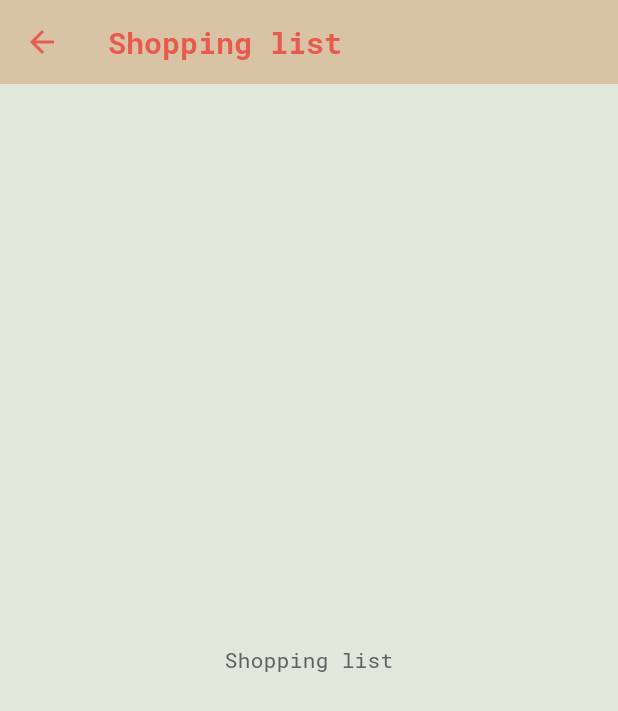
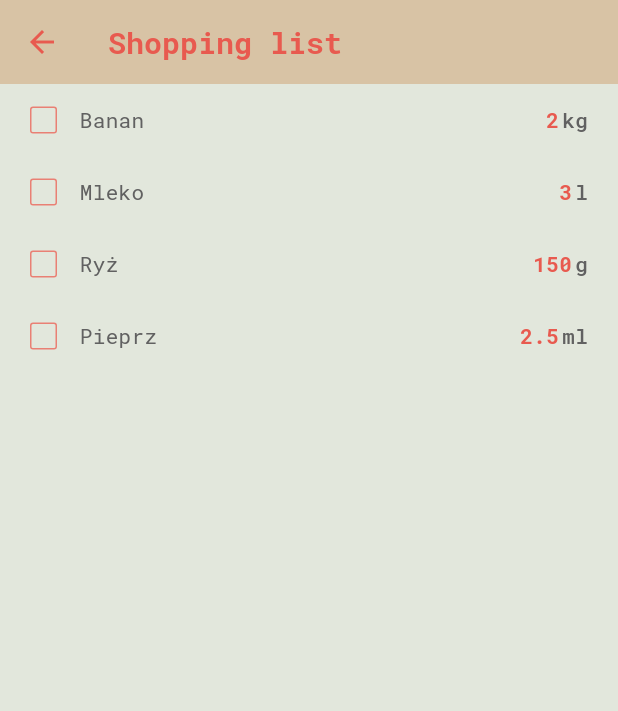
Before and after one commit to tobiasz1997/Foodie, a Flutter app: the ShoppingListPage screen opened by its route, on a phone screen of 412 x 824 dp. Shown: the top 711 px of the screen. Run offline on Flutter 3.47's test engine with Material 3 defaults, Android fonts, the phone set to English and light mode, and no system bars; our stand-ins replace font_awesome_flutter, shared_preferences; accounts and stored records are empty; generated files the repository leaves out were written again.

Commit message:
Feat: created simple shopping list

```diff
--- a/lib/bootstrap/bootstrap.dart
+++ b/lib/bootstrap/bootstrap.dart
@@ -1,4 +1,5 @@
 import 'package:flutter/material.dart';
+import 'package:flutter_gen/gen_l10n/app_localizations.dart';
 import 'package:flutter_localizations/flutter_localizations.dart';
 import 'package:foodie/bootstrap/theme/colors/light_theme.dart';
 import 'package:foodie/bootstrap/theme/theme.dart';
@@ -6,7 +7,8 @@ import 'package:foodie/common/routes/routes.dart';
 import 'package:foodie/l10n/l10n.dart';
 import 'package:foodie/providers/locale.provider.dart';
 import 'package:provider/provider.dart';
-import 'package:flutter_gen/gen_l10n/app_localizations.dart';
+
+import '../providers/shopping_list.provider.dart';
 
 class Bootstrap extends StatelessWidget {
   const Bootstrap({super.key});
@@ -14,8 +16,11 @@ class Bootstrap extends StatelessWidget {
   @override
   Widget build(BuildContext context) {
     return MultiProvider(providers: [
-      ChangeNotifierProvider<ThemeChanger>.value(value: ThemeChanger(LightTheme.lightTheme)),
+      ChangeNotifierProvider<ThemeChanger>.value(
+        value: ThemeChanger(LightTheme.lightTheme),
+      ),
       ChangeNotifierProvider.value(value: LocaleProvider()),
+      ChangeNotifierProvider.value(value: ShoppingListProvider()),
     ], child: const BootstrapApp());
   }
 }
--- a/lib/bootstrap/theme/colors/dark_theme.dart
+++ b/lib/bootstrap/theme/colors/dark_theme.dart
@@ -63,6 +63,8 @@ class DarkTheme {
         fontWeight: FontWeight.w400,
         fontSize: 14,
         color: Color.fromRGBO(197, 198, 199, 1.0),
+        decorationColor: Color.fromRGBO(102, 252, 241, 1.0),
+        decorationThickness: 2.5,
       ),
       bodySmall: TextStyle(
         fontFamily: 'RobotoMono',
@@ -110,6 +112,9 @@ class DarkTheme {
   static const DividerThemeData _dividerThemeData =
       DividerThemeData(color: Color.fromRGBO(11, 12, 16, 1.0));
 
+  static const CheckboxThemeData _checkboxThemeData = CheckboxThemeData(
+      side: BorderSide(color: Color.fromRGBO(69, 162, 158, 1.0)));
+
   static final ThemeData darkTheme = ThemeData(
     brightness: Brightness.dark,
     iconTheme: _iconTheme,
@@ -119,6 +124,7 @@ class DarkTheme {
     dialogTheme: _dialogThemeData,
     listTileTheme: _listTileThemeData,
     dividerTheme: _dividerThemeData,
+    checkboxTheme: _checkboxThemeData,
     floatingActionButtonTheme: _floatingActionButtonThemeData,
     dialogBackgroundColor: const Color.fromRGBO(31, 40, 51, 1.0),
     scaffoldBackgroundColor: const Color.fromRGBO(31, 40, 51, 1.0),
--- a/lib/bootstrap/theme/colors/light_theme.dart
+++ b/lib/bootstrap/theme/colors/light_theme.dart
@@ -62,6 +62,8 @@ class LightTheme {
         fontWeight: FontWeight.w400,
         fontSize: 14,
         color: Color.fromRGBO(97, 97, 97, 1.0),
+        decorationColor: Color.fromRGBO(232, 90, 79, 1.0),
+        decorationThickness: 2.5,
       ),
       bodySmall: TextStyle(
         fontFamily: 'RobotoMono',
@@ -109,6 +111,9 @@ class LightTheme {
   static const DividerThemeData _dividerThemeData =
       DividerThemeData(color: Color.fromRGBO(216, 195, 165, 1.0));
 
+  static const CheckboxThemeData _checkboxThemeData = CheckboxThemeData(
+      side: BorderSide(color: Color.fromRGBO(233, 128, 116, 1.0)));
+
   static final ThemeData lightTheme = ThemeData(
     brightness: Brightness.light,
     iconTheme: _iconTheme,
@@ -118,6 +123,7 @@ class LightTheme {
     dialogTheme: _dialogThemeData,
     listTileTheme: _listTileThemeData,
     dividerTheme: _dividerThemeData,
+    checkboxTheme: _checkboxThemeData,
     floatingActionButtonTheme: _floatingActionButtonThemeData,
     dialogBackgroundColor: const Color.fromRGBO(226, 231, 220, 1.0),
     scaffoldBackgroundColor: const Color.fromRGBO(226, 231, 220, 1.0),
--- /dev/null
+++ b/lib/common/models/ingredient.dart
@@ -0,0 +1,63 @@
+import 'dart:convert';
+
+import 'package:foodie/common/models/product.dart';
+
+Ingredient ingredientFromMap(String str) =>
+    Ingredient.fromMap(json.decode(str));
+
+String ingredientToMap(Ingredient data) => json.encode(data.toMap());
+
+class Ingredient {
+  int id;
+  Product product;
+  String? description;
+  KitchenMeasurement measurement;
+  double value;
+  bool active;
+
+  Ingredient({
+    required this.id,
+    required this.product,
+    this.description,
+    required this.measurement,
+    required this.value,
+    required this.active,
+  });
+
+  factory Ingredient.fromMap(Map<String, dynamic> json) => Ingredient(
+        id: json["id"],
+        product: Product.fromMap(json["name"]),
+        description: json["description"],
+        measurement: KitchenMeasurement.values.firstWhere(
+          (e) => e.toString().split('.').last == json['measurement'],
+          orElse: () =>
+              KitchenMeasurement.unit, // Domyślnie 'unit', jeśli nie pasuje
+        ),
+        value: json["value"],
+        active: json["active"],
+      );
+
+  Map<String, dynamic> toMap() => {
+        "id": id,
+        "product": product.toMap(),
+        "description": description,
+        "measurement": measurement.toString().split('.').last,
+        "value": value,
+        "active": active,
+      };
+}
+
+enum KitchenMeasurement {
+  teaspoon, // Łyżeczka (~5 ml) - tsp
+  tablespoon, // Łyżka stołowa (~15 ml) tbsp
+  glass, // Szklanka (~250 ml)
+  mug, // Filiżanka (~150 ml)
+  liter, // Litr (1000 ml) - l
+  millilitre, // - ml
+  gram, // Gram (g) - g
+  kilogram, // Kilogram (kg) - kg
+  pinch, // Szczypta
+  handful, // Garść
+  drop, // Kropla
+  unit // Sztuka
+}
--- /dev/null
+++ b/lib/common/models/ingredients_mock.dart
@@ -0,0 +1,239 @@
+import 'package:foodie/common/models/ingredient.dart';
+import 'package:foodie/common/models/product.dart';
+
+final List<Ingredient> ingredientMock = [
+  Ingredient(
+      id: 1,
+      product:
+          productsMock.singleWhere((element) => element.name.pl == 'Banan'),
+      description: null,
+      measurement: KitchenMeasurement.kilogram,
+      value: 2,
+      active: false),
+  Ingredient(
+      id: 2,
+      product:
+          productsMock.singleWhere((element) => element.name.pl == 'Mleko'),
+      description: null,
+      measurement: KitchenMeasurement.liter,
+      value: 3,
+      active: false),
+  Ingredient(
+      id: 3,
+      product: productsMock.singleWhere((element) => element.name.pl == 'Ryż'),
+      description: null,
+      measurement: KitchenMeasurement.gram,
+      value: 150,
+      active: false),
+  Ingredient(
+      id: 4,
+      product:
+          productsMock.singleWhere((element) => element.name.pl == 'Pieprz'),
+      description: null,
+      measurement: KitchenMeasurement.millilitre,
+      value: 2.5,
+      active: false)
+];
+
+final List<Product> productsMock = [
+  Product(
+      id: 1,
+      name: Name(pl: 'Jabłko', en: 'Apple'),
+      category: IngredientsCategory.fruits),
+  Product(
+      id: 2,
+      name: Name(pl: 'Banan', en: 'Banana'),
+      category: IngredientsCategory.fruits),
+  Product(
+      id: 3,
+      name: Name(pl: 'Maliny', en: 'Raspberry'),
+      category: IngredientsCategory.fruits),
+  Product(
+      id: 4,
+      name: Name(pl: 'Kiwi', en: 'Kiwi Fruit'),
+      category: IngredientsCategory.fruits),
+  Product(
+      id: 5,
+      name: Name(pl: 'Poziomki', en: 'Wild Strawberry'),
+      category: IngredientsCategory.fruits),
+  Product(
+      id: 6,
+      name: Name(pl: 'Ogórek', en: 'Cucumber'),
+      category: IngredientsCategory.vegetables),
+  Product(
+      id: 7,
+      name: Name(pl: 'Papryka', en: 'Pepper'),
+      category: IngredientsCategory.vegetables),
+  Product(
+      id: 8,
+      name: Name(pl: 'Sałata', en: 'Lettuce'),
+      category: IngredientsCategory.vegetables),
+  Product(
+      id: 9,
+      name: Name(pl: 'Szczypiorek', en: 'Chives'),
+      category: IngredientsCategory.vegetables),
+  Product(
+      id: 10,
+      name: Name(pl: 'Marchewka', en: 'Carrot'),
+      category: IngredientsCategory.vegetables),
+  Product(
+      id: 11,
+      name: Name(pl: 'Orzechy włoskie', en: 'Walnut'),
+      category: IngredientsCategory.nuts),
+  Product(
+      id: 12,
+      name: Name(pl: 'Ryż', en: 'Rice'),
+      category: IngredientsCategory.dryProducts),
+  Product(
+      id: 13,
+      name: Name(pl: 'Makaron', en: 'Pasta'),
+      category: IngredientsCategory.dryProducts),
+  Product(
+      id: 14,
+      name: Name(pl: 'Mąka', en: 'Flour'),
+      category: IngredientsCategory.dryProducts),
+  Product(
+      id: 15,
+      name: Name(pl: 'Kasza', en: 'Kasha'),
+      category: IngredientsCategory.dryProducts),
+  Product(
+      id: 16,
+      name: Name(pl: 'Cukier', en: 'Sugar'),
+      category: IngredientsCategory.dryProducts),
+  Product(
+      id: 17,
+      name: Name(pl: 'Margaryna', en: 'Margarine'),
+      category: IngredientsCategory.dairy),
+  Product(
+      id: 18,
+      name: Name(pl: 'Jajko', en: 'Egg'),
+      category: IngredientsCategory.dairy),
+  Product(
+      id: 19,
+      name: Name(pl: 'Masło', en: 'Butter'),
+      category: IngredientsCategory.dairy),
+  Product(
+      id: 20,
+      name: Name(pl: 'Mleko', en: 'Milk'),
+      category: IngredientsCategory.dairy),
+  Product(
+      id: 21,
+      name: Name(pl: 'Ser', en: 'Cheese'),
+      category: IngredientsCategory.dairy),
+  Product(
+      id: 22,
+      name: Name(pl: 'Boczek', en: 'Bacon'),
+      category: IngredientsCategory.meat),
+  Product(
+      id: 23,
+      name: Name(pl: 'Kabanosy', en: 'Kabanos Sausage'),
+      category: IngredientsCategory.meat),
+  Product(
+      id: 24,
+      name: Name(pl: 'Kiełbasa', en: 'Sausage'),
+      category: IngredientsCategory.meat),
+  Product(
+      id: 25,
+      name: Name(pl: 'Mięso mielone wołowe', en: 'Minced Beef'),
+      category: IngredientsCategory.meat),
+  Product(
+      id: 26,
+      name: Name(pl: 'Wołowina', en: 'Beef'),
+      category: IngredientsCategory.meat),
+  Product(
+      id: 27,
+      name: Name(pl: 'Karp', en: 'Carp'),
+      category: IngredientsCategory.fishAndSeafood),
+  Product(
+      id: 28,
+      name: Name(pl: 'Łosoś', en: 'Salmon'),
+      category: IngredientsCategory.fishAndSeafood),
+  Product(
+      id: 29,
+      name: Name(pl: 'Tuńczyk', en: 'Tuna'),
+      category: IngredientsCategory.fishAndSeafood),
+  Product(
+      id: 30,
+      name: Name(pl: 'Sól', en: 'Salt'),
+      category: IngredientsCategory.herbsAndSpices),
+  Product(
+      id: 31,
+      name: Name(pl: 'Pieprz', en: 'Pepper'),
+      category: IngredientsCategory.herbsAndSpices),
+  Product(
+      id: 32,
+      name: Name(pl: 'Podgrzybek', en: 'Bolete Mushroom'),
+      category: IngredientsCategory.mushrooms),
+  Product(
+      id: 33,
+      name: Name(pl: 'Borowik', en: 'Bolete'),
+      category: IngredientsCategory.mushrooms),
+  Product(
+      id: 34,
+      name: Name(pl: 'Czekolada', en: 'Chocolate'),
+      category: IngredientsCategory.other),
+  Product(
+      id: 35,
+      name: Name(pl: 'Herbata', en: 'Tea'),
+      category: IngredientsCategory.other),
+  Product(
+      id: 36,
+      name: Name(pl: 'Miód', en: 'Honey'),
+      category: IngredientsCategory.other),
+  Product(
+      id: 37,
+      name: Name(pl: 'Ocet', en: 'Vinegar'),
+      category: IngredientsCategory.other),
+  Product(
+      id: 38,
+      name: Name(pl: 'Kawa', en: 'Coffee'),
+      category: IngredientsCategory.other),
+  Product(
+      id: 39,
+      name: Name(pl: 'Biszkopt', en: 'Sponge'),
+      category: IngredientsCategory.semiFinishedProducts),
+  Product(
+      id: 40,
+      name: Name(pl: 'Bulion', en: 'Stock'),
+      category: IngredientsCategory.semiFinishedProducts),
+  Product(
+      id: 41,
+      name: Name(pl: 'Kechup', en: 'Ketchup'),
+      category: IngredientsCategory.semiFinishedProducts),
+  Product(
+      id: 42,
+      name: Name(pl: 'Nutella', en: 'Nutella'),
+      category: IngredientsCategory.semiFinishedProducts),
+  Product(
+      id: 43,
+      name: Name(pl: 'Musztarda', en: 'Mustard'),
+      category: IngredientsCategory.semiFinishedProducts),
+  Product(
+      id: 44,
+      name: Name(pl: 'Piwo', en: 'Beer'),
+      category: IngredientsCategory.alcohol),
+  Product(
+      id: 45,
+      name: Name(pl: 'Wino', en: 'Wine'),
+      category: IngredientsCategory.alcohol),
+  Product(
+      id: 46,
+      name: Name(pl: 'Bułka', en: 'Roll'),
+      category: IngredientsCategory.bread),
+  Product(
+      id: 47,
+      name: Name(pl: 'Chleb', en: 'Bread'),
+      category: IngredientsCategory.bread),
+  Product(
+      id: 48,
+      name: Name(pl: 'Tortilla', en: 'Tortilla'),
+      category: IngredientsCategory.bread),
+  Product(
+      id: 49,
+      name: Name(pl: 'Białko', en: 'Protein'),
+      category: IngredientsCategory.nutrients),
+  Product(
+      id: 50,
+      name: Name(pl: 'Witamina C', en: 'Ascorbic Acid'),
+      category: IngredientsCategory.nutrients),
+];
--- /dev/null
+++ b/lib/common/models/product.dart
@@ -0,0 +1,70 @@
+import 'dart:convert';
+
+Product productFromMap(String str) => Product.fromMap(json.decode(str));
+
+String productToMap(Product data) => json.encode(data.toMap());
+
+class Product {
+  int id;
+  Name name;
+  IngredientsCategory category;
+
+  Product({
+    required this.id,
+    required this.name,
+    required this.category,
+  });
+
+  factory Product.fromMap(Map<String, dynamic> json) => Product(
+        id: json["id"],
+        name: Name.fromMap(json["name"]),
+        category: IngredientsCategory.values.firstWhere(
+          (e) => e.toString().split('.').last == json['category'],
+          orElse: () =>
+              IngredientsCategory.other, // Domyślnie 'Other', jeśli nie pasuje
+        ),
+      );
+
+  Map<String, dynamic> toMap() => {
+        "id": id,
+        "name": name.toMap(),
+        "category": category.toString().split('.').last,
+      };
+}
+
+class Name {
+  String pl;
+  String en;
+
+  Name({
+    required this.pl,
+    required this.en,
+  });
+
+  factory Name.fromMap(Map<String, dynamic> json) => Name(
+        pl: json["pl"],
+        en: json["en"],
+      );
+
+  Map<String, dynamic> toMap() => {
+        "pl": pl,
+        "en": en,
+      };
+}
+
+enum IngredientsCategory {
+  fruits,
+  vegetables,
+  nuts,
+  dryProducts,
+  dairy,
+  meat,
+  fishAndSeafood,
+  herbsAndSpices,
+  mushrooms,
+  other,
+  semiFinishedProducts,
+  alcohol,
+  bread,
+  nutrients,
+}
--- /dev/null
+++ b/lib/common/utils/utils.dart
@@ -0,0 +1,5 @@
+extension UtilsDouble on double {
+  String toFixedString() {
+    return this % 1 == 0 ? toInt().toString() : toString();
+  }
+}
--- a/lib/l10n/app_en.arb
+++ b/lib/l10n/app_en.arb
@@ -26,5 +26,32 @@
   "profile": "Profile",
   "@profile": {
     "description": "adj - profile"
+  },
+  "measurementTeaspoonLong": "teaspoon",
+  "measurementTeaspoonShort": "tsp",
+  "measurementTablespoonLong": "tablespoon",
+  "measurementTablespoonShort": "tbsp",
+  "measurementGlassLong": "glass",
+  "measurementGlassShort": "glass",
+  "measurementMugLong": "mug",
+  "measurementMugShort": "mug",
+  "measurementLiterLong": "liter",
+  "measurementLiterShort": "l",
+  "measurementMillilitreLong": "millilitre",
+  "measurementMillilitreShort": "ml",
+  "measurementGramLong": "gram",
+  "measurementGramShort": "g",
+  "measurementKilogramLong": "kilogram",
+  "measurementKilogramShort": "kg",
+  "measurementPinchLong": "pinch",
+  "measurementPinchShort": "pinch",
+  "measurementHandfulLong": "handful",
+  "measurementHandfulShort": "handful",
+  "measurementDropLong": "drop",
+  "measurementDropShort": "dp",
+  "measurementUnitLong": "unit",
+  "measurementUnitShort": "",
+  "@measurement": {
+    "description": "Group of measurements"
   }
 }
--- a/lib/l10n/app_pl.arb
+++ b/lib/l10n/app_pl.arb
@@ -5,5 +5,32 @@
   "polish": "polski",
   "aboutApp": "o aplikacji",
   "appDescription": "Aplikacja została stworzona w celu nauki języka flutter i Dart. Autorem jest Grzegorz Tobiasz. Czuj sie wolno aby napisać do mnie. Zachęcam do sprawdzenia moich pozostałych prac oraz zrobienia code review. Wszytkie uwagi będą mile widziane. Życzę Ci miłego dnia ;)",
-  "profile": "Profil"
+  "profile": "Profil",
+  "measurementTeaspoonLong": "łyżeczka",
+  "measurementTeaspoonShort": "tsp",
+  "measurementTablespoonLong": "łyżka stołowa",
+  "measurementTablespoonShort": "tbsp",
+  "measurementGlassLong": "szklanka",
+  "measurementGlassShort": "szklanka",
+  "measurementMugLong": "filiżanka",
+  "measurementMugShort": "filiżanka",
+  "measurementLiterLong": "litr",
+  "measurementLiterShort": "l",
+  "measurementMillilitreLong": "millilitr",
+  "measurementMillilitreShort": "ml",
+  "measurementGramLong": "gram",
+  "measurementGramShort": "g",
+  "measurementKilogramLong": "kilogram",
+  "measurementKilogramShort": "kg",
+  "measurementPinchLong": "szczypta",
+  "measurementPinchShort": "szczypta",
+  "measurementHandfulLong": "garść",
+  "measurementHandfulShort": "garść",
+  "measurementDropLong": "kropla",
+  "measurementDropShort": "dp",
+  "measurementUnitLong": "sztuka",
+  "measurementUnitShort": "szt",
+  "@measurement": {
+    "description": "Group of measurements"
+  }
 }
--- a/lib/modules/shopping_list_page/shopping_list_page.dart
+++ b/lib/modules/shopping_list_page/shopping_list_page.dart
@@ -1,4 +1,9 @@
 import 'package:flutter/material.dart';
+import 'package:flutter_gen/gen_l10n/app_localizations.dart';
+import 'package:foodie/common/models/ingredient.dart';
+import 'package:foodie/common/utils/utils.dart';
+import 'package:foodie/providers/shopping_list.provider.dart';
+import 'package:provider/provider.dart';
 
 class ShoppingListPage extends StatefulWidget {
   const ShoppingListPage({super.key});
@@ -17,13 +22,103 @@ class _ShoppingListPageState extends State<ShoppingListPage> {
     );
   }
 
+  String getMeasurementShort(KitchenMeasurement key, BuildContext context) {
+    switch (key) {
+      case KitchenMeasurement.teaspoon:
+        return AppLocalizations.of(context)!.measurementTeaspoonShort;
+      case KitchenMeasurement.tablespoon:
+        return AppLocalizations.of(context)!.measurementTablespoonShort;
+      case KitchenMeasurement.glass:
+        return AppLocalizations.of(context)!.measurementGlassShort;
+      case KitchenMeasurement.mug:
+        return AppLocalizations.of(context)!.measurementMugShort;
+      case KitchenMeasurement.liter:
+        return AppLocalizations.of(context)!.measurementLiterShort;
+      case KitchenMeasurement.millilitre:
+        return AppLocalizations.of(context)!.measurementMillilitreShort;
+      case KitchenMeasurement.gram:
+        return AppLocalizations.of(context)!.measurementGramShort;
+      case KitchenMeasurement.kilogram:
+        return AppLocalizations.of(context)!.measurementKilogramShort;
+      case KitchenMeasurement.pinch:
+        return AppLocalizations.of(context)!.measurementPinchShort;
+      case KitchenMeasurement.handful:
+        return AppLocalizations.of(context)!.measurementHandfulShort;
+      case KitchenMeasurement.drop:
+        return AppLocalizations.of(context)!.measurementDropShort;
+      case KitchenMeasurement.unit:
+        return AppLocalizations.of(context)!.measurementUnitShort;
+      default:
+        return AppLocalizations.of(context)!.measurementUnitShort; // fallback
+    }
+  }
+
   @override
   Widget build(BuildContext context) {
+    final ingredientsProvider = Provider.of<ShoppingListProvider>(context);
+    final ingredientsList =
+        Provider.of<ShoppingListProvider>(context).getIngredients;
     return Scaffold(
       appBar: _appBar(context),
-      body: const Center(
-        child: Text('Shopping list'),
-      ),
+      body: ingredientsList.isEmpty
+          ? const Center(
+              child: Text("No data"),
+            )
+          : ListView.builder(
+              itemCount: ingredientsList.length,
+              itemBuilder: (ctx, index) {
+                final ingredient = ingredientsList[index];
+                return Padding(
+                  padding: const EdgeInsets.only(right: 20, left: 5),
+                  child: Row(
+                    children: [
+                      Checkbox(
+                        value: ingredient.active,
+                        onChanged: (_) =>
+                            ingredientsProvider.setActiveState(index),
+                      ),
+                      Expanded(
+                        child: Text(
+                          ingredient.product.name.pl,
+                          style: TextStyle(
+                            decoration: ingredient.active
+                                ? TextDecoration.lineThrough
+                                : TextDecoration.none,
+                          ),
+                        ),
+                      ),
+                      Row(
+                        children: [
+                          Text(
+                            ingredient.value.toFixedString(),
+                            style: TextStyle(
+                              color: Theme.of(context).colorScheme.primary,
+                              fontWeight: FontWeight.w700,
+                              decoration: ingredient.active
+                                  ? TextDecoration.lineThrough
+                                  : TextDecoration.none,
+                            ),
+                          ),
+                          Padding(
+                            padding: const EdgeInsets.only(left: 2),
+                            child: Text(
+                              getMeasurementShort(
+                                  ingredient.measurement, context),
+                              style: TextStyle(
+                                fontWeight: FontWeight.w500,
+                                decoration: ingredient.active
+                                    ? TextDecoration.lineThrough
+                                    : TextDecoration.none,
+                              ),
+                            ),
+                          ),
+                        ],
+                      )
+                    ],
+                  ),
+                );
+              },
+            ),
     );
   }
 }
--- /dev/null
+++ b/lib/providers/shopping_list.provider.dart
@@ -0,0 +1,52 @@
+import 'package:flutter/widgets.dart';
+import 'package:foodie/common/models/ingredient.dart';
+import 'package:foodie/common/models/ingredients_mock.dart';
+import 'package:foodie/common/models/product.dart';
+
+class ShoppingListProvider with ChangeNotifier {
+  List<Ingredient> _ingredientsList = [];
+  List<Product> _productsList = [];
+
+  List<Ingredient> get getIngredients => _ingredientsList;
+
+  ShoppingListProvider() {
+    initShoppingList();
+  }
+
+  void initShoppingList() {
+    _ingredientsList = ingredientMock;
+    _productsList = productsMock;
+    notifyListeners();
+  }
+
+  void removeIngredient(int id) {
+    int index = _ingredientsList.indexWhere((element) => element.id == id);
+    if (index >= 0) {
+      _ingredientsList.removeAt(index);
+      notifyListeners();
+    }
+  }
+
+  void addIngredient(
+      {required int productId,
+      required KitchenMeasurement measurement,
+      required double value,
+      String description = ''}) {
+    var lastId = _ingredientsList.lastOrNull?.id;
+    Product product =
+        _productsList.firstWhere((element) => element.id == productId);
+
+    _ingredientsList.add(Ingredient(
+        id: lastId == null ? 0 : lastId + 1,
+        product: product,
+        measurement: measurement,
+        value: value,
+        active: false));
+    notifyListeners();
+  }
+
+  void setActiveState(int index) {
+    _ingredientsList[index].active = !_ingredientsList[index].active;
+    notifyListeners();
+  }
+}
--- a/lib/widgets/drawer/language_option.dart
+++ b/lib/widgets/drawer/language_option.dart
@@ -1,12 +1,13 @@
 import 'package:flutter/material.dart';
+import 'package:flutter_gen/gen_l10n/app_localizations.dart';
 import 'package:foodie/providers/locale.provider.dart';
 import 'package:provider/provider.dart';
-import 'package:flutter_gen/gen_l10n/app_localizations.dart';
 
 import '../../l10n/l10n.dart';
 
 class LanguageOption extends StatelessWidget {
   const LanguageOption({super.key});
+
   @override
   Widget build(BuildContext context) {
     final localeProvider = Provider.of<LocaleProvider>(context);
@@ -14,6 +15,15 @@ class LanguageOption extends StatelessWidget {
 
     return Row(
       children: [
+        Expanded(
+          child: Padding(
+            padding: const EdgeInsets.only(right: 10),
+            child: Text(
+              AppLocalizations.of(context)!.language,
+              style: Theme.of(context).textTheme.bodyLarge,
+            ),
+          ),
+        ),
         DropdownButton(
           value: locale,
           icon: Icon(
@@ -29,7 +39,7 @@ class LanguageOption extends StatelessWidget {
           ),
           onChanged: (_) {},
           items: L10n.all.map(
-                (value) {
+            (value) {
               final country = L10n.getCountry(value.languageCode, context);
               return DropdownMenuItem(
                 value: value,
@@ -41,13 +51,6 @@ class LanguageOption extends StatelessWidget {
             },
           ).toList(),
         ),
-        Padding(
-          padding: const EdgeInsets.only(left: 10),
-          child: Text(
-            AppLocalizations.of(context)!.language,
-            style: Theme.of(context).textTheme.bodyLarge,
-          ),
-        )
       ],
     );
   }
--- a/lib/widgets/drawer/switch_option.dart
+++ b/lib/widgets/drawer/switch_option.dart
@@ -6,20 +6,30 @@ class SwitchOption extends StatelessWidget {
   final Function(bool value)? switchChanged;
   final String switchLabel;
 
-  const SwitchOption({super.key, this.switchValue = false, this.switchChanged, this.switchLabel = ''});
+  const SwitchOption(
+      {super.key,
+      this.switchValue = false,
+      this.switchChanged,
+      this.switchLabel = ''});
 
   @override
   Widget build(BuildContext context) {
     return Row(
+      crossAxisAlignment: CrossAxisAlignment.center,
       children: [
+        Expanded(
+          child: Padding(
+            padding: const EdgeInsets.only(right: 10),
+            child: Text(
+              switchLabel,
+              style: Theme.of(context).textTheme.bodyText1,
+            ),
+          ),
+        ),
         FdSwitch(
           isActive: switchValue,
           onSwitch: (value) => switchChanged!(value),
         ),
-        Text(
-          switchLabel,
-          style: Theme.of(context).textTheme.bodyText1,
-        )
       ],
     );
   }
```
Also changed, not shown: lib/widgets/drawer/drawer.dart (+6 -5 lines).
